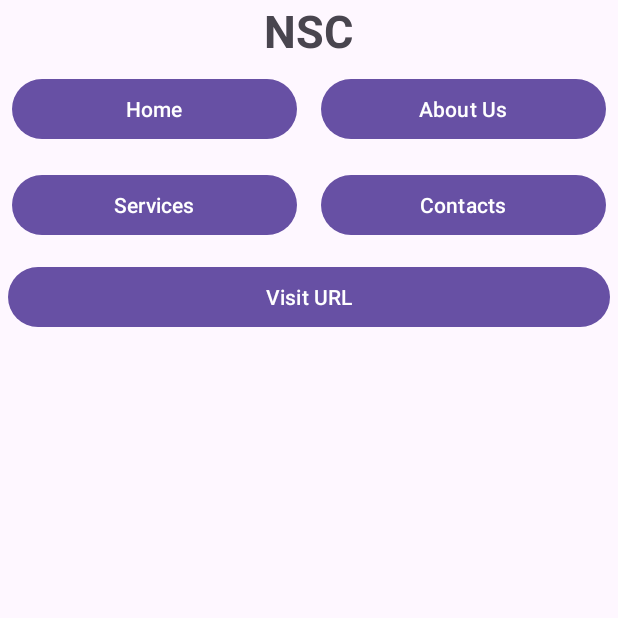
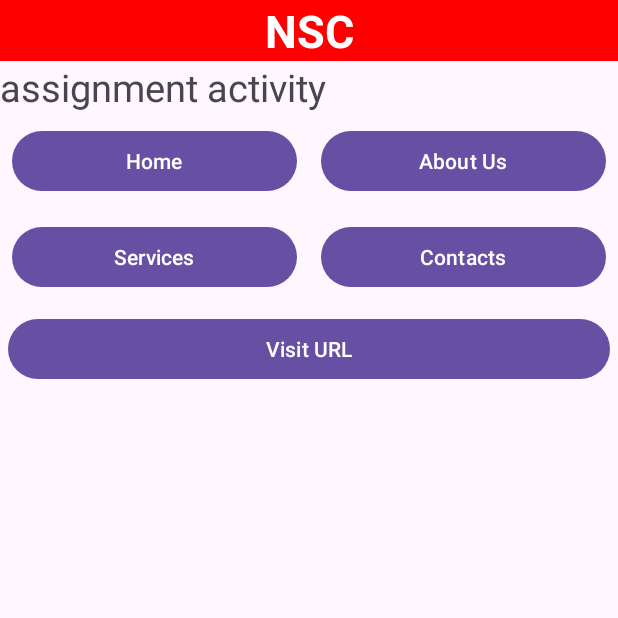
Before and after one commit to Nisha77821/mobile-programming, an Android app: the screen it shows after launch (MainActivity), on a phone screen of 412 x 824 dp, the top half of it. Run offline under Robolectric (Android 15) with nearby library versions, the phone set to English and light mode, and no system bars.

Commit message:
first commit

```diff
--- a/app/src/main/res/layout/activity_main.xml
+++ b/app/src/main/res/layout/activity_main.xml
@@ -7,13 +7,21 @@
     >
 
     <TextView
-        android:layout_width="wrap_content"
+        android:layout_width="match_parent"
         android:layout_height="wrap_content"
-        android:layout_gravity="center"
+        android:gravity="center"
         android:text="NSC"
         android:textSize="30sp"
         android:textStyle="bold"
+        android:background="#ff0000"
+        android:textColor="@color/white"
         ></TextView>
+   <TextView
+       android:layout_width="match_parent"
+       android:layout_height="wrap_content"
+       android:text="assignment activity"
+       android:textSize="25sp"></TextView>
+
 
     <LinearLayout
         android:layout_width="match_parent"
```
